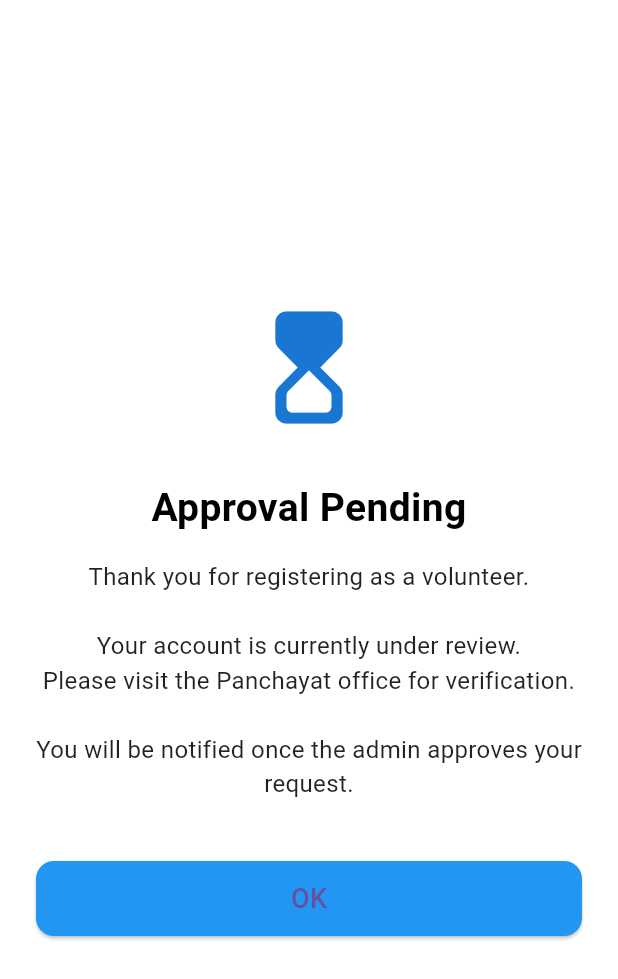
After one commit to SREEHARI-K-I/SeniorConnect, a Flutter app: the ApprovalPendingScreen screen opened directly, on a phone screen of 412 x 824 dp. The commit adds this screen. Shown: the top 979 px of the screen. Run offline on Flutter 3.47's test engine with Material 3 defaults, Android fonts, the light colour scheme and no system bars; our stand-ins replace shared_preferences; accounts and stored records are empty.

Commit message:
pending screen added

```diff
--- a/lib/screens/otp_verification.dart
+++ b/lib/screens/otp_verification.dart
@@ -1,6 +1,7 @@
 import 'package:flutter/material.dart';
 import 'package:shared_preferences/shared_preferences.dart';
 import 'package:senior_citizen_app/screens/user.dart';
+import 'package:senior_citizen_app/screens/pending.dart';
 
 class OTPVerificationScreen extends StatefulWidget {
   final String phone;
--- /dev/null
+++ b/lib/screens/pending.dart
@@ -0,0 +1,66 @@
+import 'package:flutter/material.dart';
+
+class ApprovalPendingScreen extends StatelessWidget {
+  const ApprovalPendingScreen({super.key});
+
+  @override
+  Widget build(BuildContext context) {
+    return Scaffold(
+      backgroundColor: Colors.white,
+      body: Center(
+        child: Padding(
+          padding: const EdgeInsets.all(24),
+          child: Column(
+            mainAxisAlignment: MainAxisAlignment.center,
+            children: [
+              Icon(
+                Icons.hourglass_top_rounded,
+                size: 90,
+                color: Colors.blue.shade700,
+              ),
+
+              const SizedBox(height: 30),
+
+              const Text(
+                "Approval Pending",
+                style: TextStyle(
+                  fontSize: 26,
+                  fontWeight: FontWeight.bold,
+                  color: Colors.black,
+                ),
+                textAlign: TextAlign.center,
+              ),
+
+              const SizedBox(height: 16),
+
+              const Text(
+                "Thank you for registering as a volunteer.\n\n"
+                "Your account is currently under review.\n"
+                "Please visit the Panchayat office for verification.\n\n"
+                "You will be notified once the admin approves your request.",
+                style: TextStyle(fontSize: 16, color: Colors.black87),
+                textAlign: TextAlign.center,
+              ),
+
+              const SizedBox(height: 40),
+
+              ElevatedButton(
+                onPressed: () {
+                  // Optional: Exit app or stay on screen
+                },
+                style: ElevatedButton.styleFrom(
+                  minimumSize: const Size(double.infinity, 50),
+                  backgroundColor: Colors.blue,
+                  shape: RoundedRectangleBorder(
+                    borderRadius: BorderRadius.circular(12),
+                  ),
+                ),
+                child: const Text("OK", style: TextStyle(fontSize: 18)),
+              ),
+            ],
+          ),
+        ),
+      ),
+    );
+  }
+}
--- a/lib/screens/volunregister.dart
+++ b/lib/screens/volunregister.dart
@@ -37,7 +37,7 @@ class _VolunteerRegisterScreenState extends State<VolunteerRegisterScreen> {
             ),
             const SizedBox(height: 15),
             TextField(
-              controller: nameController,
+              controller: ageController,
               decoration: const InputDecoration(labelText: "Age"),
             ),
             const SizedBox(height: 15),
@@ -58,7 +58,7 @@ class _VolunteerRegisterScreenState extends State<VolunteerRegisterScreen> {
             ),
             const SizedBox(height: 30),
             TextField(
-              controller: nameController,
+              controller: occupationController,
               decoration: const InputDecoration(labelText: "Occupation"),
             ),
             const SizedBox(height: 15),
```
